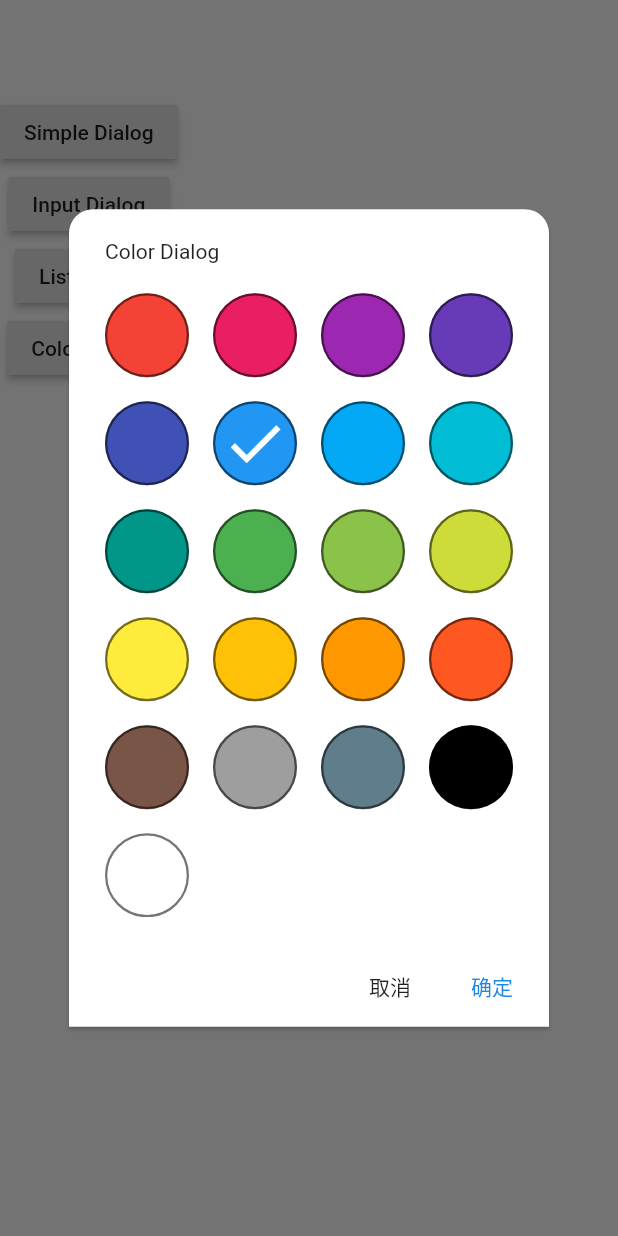
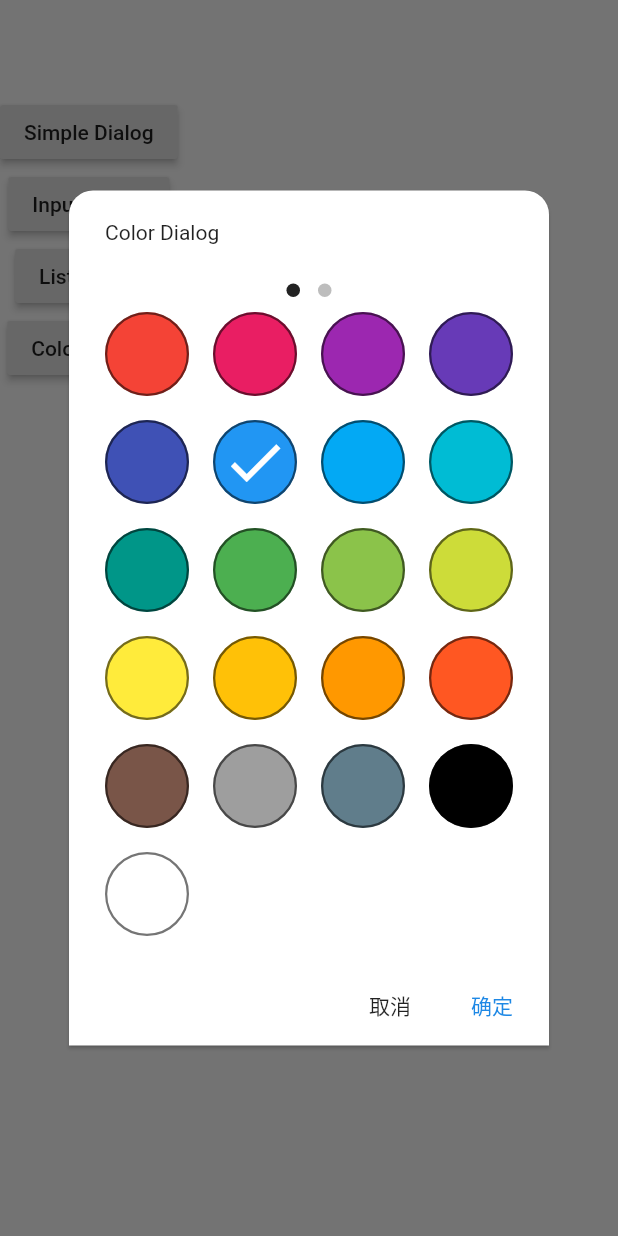
Before and after one commit to Go-oG/flutter_Dialog, a Flutter app: the screen it shows after launch, after a tap on "Color Dialog", on a phone screen of 412 x 824 dp. Run offline on Flutter 3.47's test engine with Material 2 defaults, Android fonts, the phone set to English and light mode, and no system bars; drawn by our look-alikes of dots_indicator.

Commit message:
ColorDialog 增加页面指示器

```diff
--- a/material_dialog/lib/subtype/color_dialog.dart
+++ b/material_dialog/lib/subtype/color_dialog.dart
@@ -1,3 +1,4 @@
+import 'package:dots_indicator/dots_indicator.dart';
 import 'package:flutter/material.dart';
 import 'package:flutter/rendering.dart';
 import 'package:flutter/services.dart';
@@ -6,8 +7,8 @@ import 'package:material_dialog/src/colors.dart';
 
 class _CustomFormatter extends TextInputFormatter {
   @override
-  TextEditingValue formatEditUpdate(TextEditingValue oldValue,
-      TextEditingValue newValue) {
+  TextEditingValue formatEditUpdate(
+      TextEditingValue oldValue, TextEditingValue newValue) {
     return newValue.copyWith(
         text: newValue.text.toUpperCase(),
         selection: newValue.selection,
@@ -37,7 +38,8 @@ class ColorDialog extends BaseDialog {
   List<Color> colors;
   List<List<Color>> childColors;
 
-  ColorDialog({this.initialSelection,
+  ColorDialog(
+      {this.initialSelection,
       this.columnCount = 4,
       this.childItemMargin = 16,
       this.allowCustomArgb = false,
@@ -149,15 +151,24 @@ class ColorDialog extends BaseDialog {
   @override
   void initState() {
     super.initState();
+    if (allowCustomArgb != null) {
+      this.pageIndex = 0;
+    }
     if (customArgbColor == null) {
       customArgbColor = Colors.black;
     }
     if (_controller == null) {
       _controller = TextEditingController(text: _formatColorToString());
     }
+    if (_textFieldNode == null) {
+      _textFieldNode = FocusNode();
+    }
+
     if (_scrollController == null) {
       _scrollController = ScrollController();
       _scrollController.addListener(() {
+        int oldPageIndex = pageIndex;
+
         if (_maxWidth <= 0) {
           pageIndex = 0;
         } else {
@@ -167,10 +178,10 @@ class ColorDialog extends BaseDialog {
             pageIndex = 0;
           }
         }
+        if (oldPageIndex != pageIndex) {
+          setState();
+        }
       });
-    }
-    if (_textFieldNode == null) {
-      _textFieldNode = FocusNode();
     }
   }
 
@@ -193,7 +204,7 @@ class ColorDialog extends BaseDialog {
   ///否则其它情况下会返回主界面选择的颜色
   @override
   dynamic operationResult(bool isPositiveButton) {
-    if(!isPositiveButton){
+    if (!isPositiveButton) {
       return null;
     }
 
@@ -239,7 +250,22 @@ class ColorDialog extends BaseDialog {
     _iconSize = ((_maxWidth - (columnCount - 1) * childItemMargin) /
             (columnCount * 1.0)) *
         0.8;
-    return SingleChildScrollView(
+    return Column(
+      crossAxisAlignment: CrossAxisAlignment.center,
+      mainAxisAlignment: MainAxisAlignment.start,
+      mainAxisSize: MainAxisSize.min,
+      children: <Widget>[
+        Padding(
+          padding: EdgeInsets.only(bottom: 4),
+          child: DotsIndicator(
+            dotsCount: 2,
+            position: pageIndex.toDouble(),
+            decorator: DotsDecorator(
+                color: Colors.black26, activeColor: Colors.black87),
+          ),
+        ),
+        Flexible(
+          child: SingleChildScrollView(
             scrollDirection: Axis.horizontal,
             physics: PageScrollPhysics(),
             controller: _scrollController,
@@ -259,6 +285,9 @@ class ColorDialog extends BaseDialog {
                 ),
               ],
             ),
+          ),
+        )
+      ],
     );
   }
 
@@ -498,11 +527,8 @@ class ColorDialog extends BaseDialog {
   }
 
   void _dismissFocus() {
-    //先关闭软键盘
-//    FocusScope.of(context).requestFocus(FocusNode());
     _textFieldNode.unfocus();
   }
-
 
   //处理当文本改变时，应该显示的颜色是什么
   void _handleColorWhenTextChange(String s) {
--- a/material_dialog/pubspec.yaml
+++ b/material_dialog/pubspec.yaml
@@ -9,12 +9,11 @@ environment:
 dependencies:
   flutter:
     sdk: flutter
-  flutter_swiper: ^1.1.6
-  liquid_swipe: ^1.3.0
+  #指示器
+  dots_indicator: ^1.0.0
 dev_dependencies:
   flutter_test:
     sdk: flutter
-  swipe_stack: ^1.0.0
 
 flutter:
   uses-material-design: true
--- a/pubspec.yaml
+++ b/pubspec.yaml
@@ -11,7 +11,7 @@ dependencies:
   material_dialog:
     path: material_dialog
   cupertino_icons: ^0.1.2
-  liquid_swipe: ^1.3.0
+  dots_indicator: ^1.0.0
 
 dev_dependencies:
   flutter_test:
```
Also changed, not shown: material_dialog/pubspec.lock, pubspec.lock. Lines whose indentation alone changed are shown as unchanged.
